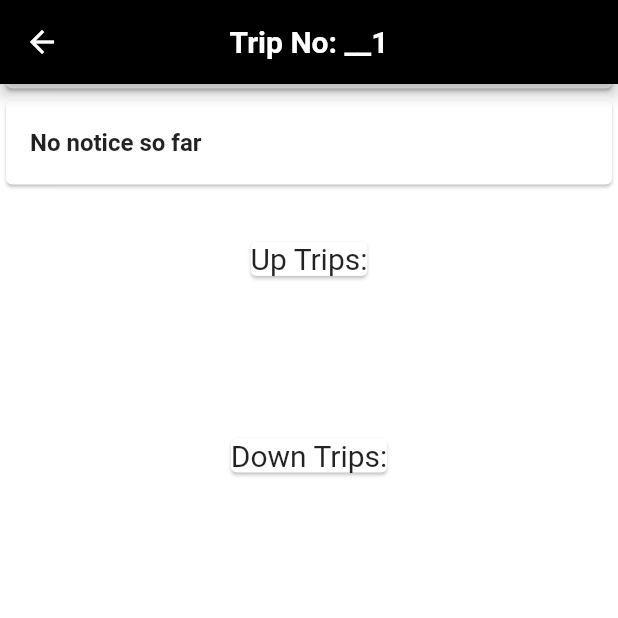
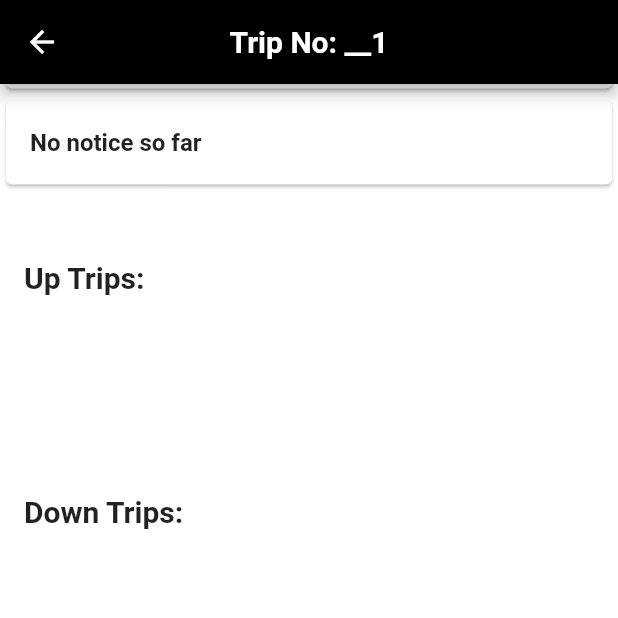
Before and after one commit to anik2644/user_universityBus, a Flutter app: the BusDetailsHomePage screen opened directly, scrolled down 303 dp, on a phone screen of 412 x 824 dp, the top half of it. Run offline on Flutter 3.47's test engine with Material 2 defaults, Android fonts, the phone set to English and light mode, and no system bars; our stand-ins replace carousel_slider, cloud_firestore, firebase_core, flutter_map, google_maps_flutter, latlong2; accounts and stored records are empty; network calls fail.

Commit message:
going to developfor taranga

```diff
--- a/lib/BusDetails/Bd.dart
+++ b/lib/BusDetails/Bd.dart
@@ -172,8 +172,11 @@ Future<void> load_data() async {
         children: [
           SizedBox(width: 6,),
           OutlinedButton(
-            style: ButtonStyle(),
-            onPressed: (){
+            style: OutlinedButton.styleFrom(
+              side: ud == "up" ? BorderSide(width: 5.0, color: Colors.blue): BorderSide(width: 5.0, color: Colors.black26),
+            ),
+              onPressed: ud == "up" ? ()
+            {
               // print(time);
               // print(ud);
               BD.busName= Hotel.hotelList[Hotel.selectedHotel].name;
@@ -186,7 +189,7 @@ Future<void> load_data() async {
 
               });
 
-            },
+            }: null,
             child: Text(time,style: TextStyle(fontSize: 25, color:Colors.blue ),),
           ),
           SizedBox(width: 6,),
@@ -434,7 +437,12 @@ Future<void> load_data() async {
                   mainAxisAlignment: MainAxisAlignment.start,
                   children: [
                     SizedBox(height: 30,),
-                    Card(child: Text("Up Trips:",style: TextStyle(fontSize: 20,),textAlign: TextAlign.left,)),
+                    ListTile(
+                      title: Text( "Up Trips:"//Hotel.hotelList[Hotel.selectedHotel].description
+                        /*'Hotel Description'*/
+                        ,style: TextStyle(fontWeight: FontWeight.bold,fontSize: 20),),
+                    ),
+                  //  ListTile( Text("Up Trips:",style: TextStyle(fontSize: 20,),textAlign: TextAlign.left,)),
                    // SizedBox(height: 30,),
                     Container(
                       height: 100,
@@ -451,7 +459,12 @@ Future<void> load_data() async {
                       ),
                     ),
                    // SizedBox(height: 30,),
-                    Card(child: Text("Down Trips:",style: TextStyle(fontSize: 20),)),
+                    ListTile(
+                      title: Text( "Down Trips:"//Hotel.hotelList[Hotel.selectedHotel].description
+                        /*'Hotel Description'*/
+                        ,style: TextStyle(fontWeight: FontWeight.bold,fontSize: 20),),
+                    ),
+                   // Card(child: Text("Down Trips:",style: TextStyle(fontSize: 20),)),
                    // SizedBox(height: 30,),
                     Container(
                       height: 100,
```
Also changed, not shown: lib/HomePageComponent/HomePage.dart (+65 -4 lines), lib/Sharing Popup.dart (deleted).
